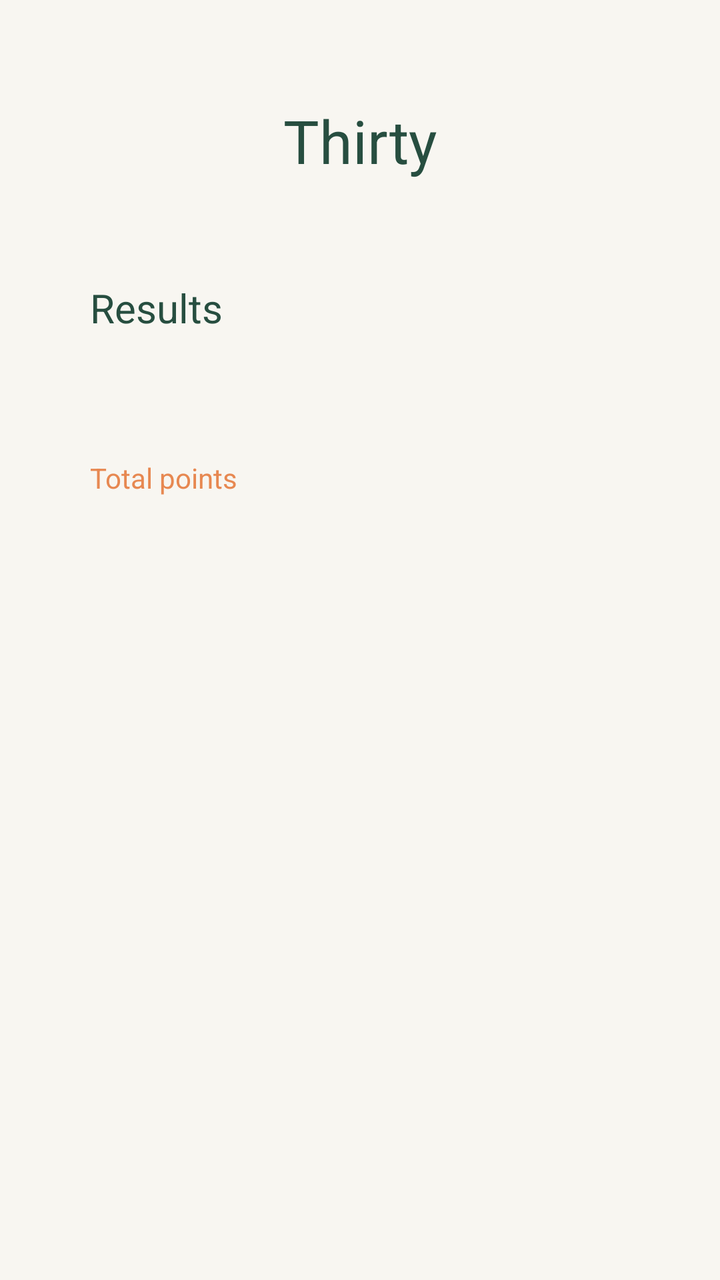
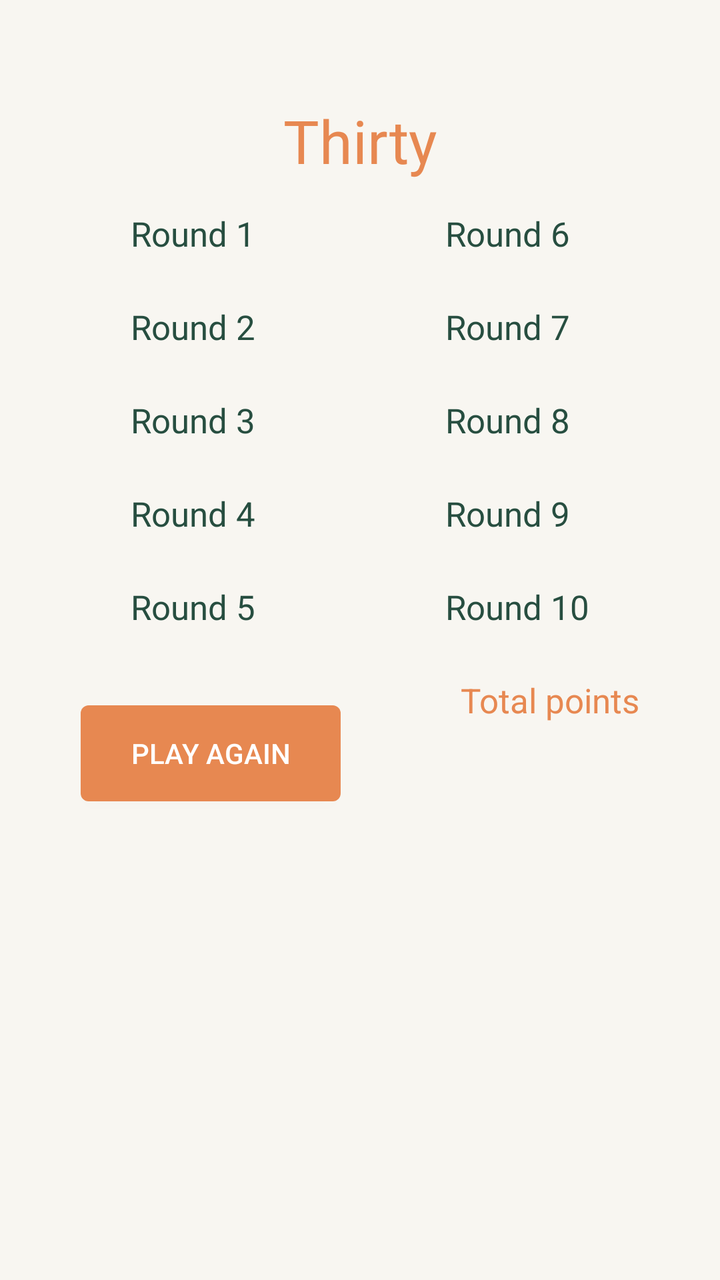

Screens rendered from an Android XML layout before and after an edit, with the pre-edit source and the edit as a unified diff.
<!-- AndroidManifest.xml: application theme Theme.Thirty -->
<!-- res/layout/activity_restults.xml -->
<?xml version="1.0" encoding="utf-8"?>
<androidx.constraintlayout.widget.ConstraintLayout xmlns:android="http://schemas.android.com/apk/res/android"
    xmlns:app="http://schemas.android.com/apk/res-auto"
    xmlns:tools="http://schemas.android.com/tools"
    android:layout_width="match_parent"
    android:layout_height="match_parent"
    tools:context=".RestultsActivity">

    <LinearLayout
        android:layout_width="match_parent"
        android:layout_height="match_parent"
        android:orientation="vertical"
        android:background="@color/background"
        android:id="@+id/root_layout">

        <TextView
            android:id="@+id/textView"
            android:layout_width="match_parent"
            android:layout_height="wrap_content"
            android:text="@string/app_name"
            android:textSize="30sp"
            android:gravity="center"
            android:textColor="#274E40"
            android:layout_marginTop="50dp"
            android:layout_marginStart="15dp"
            android:layout_marginEnd="15dp"
            android:layout_marginBottom="50dp"/>

        <TextView
            android:id="@+id/results_title"
            android:layout_width="wrap_content"
            android:layout_height="50dp"
            android:layout_marginBottom="20dp"
            android:layout_marginStart="45dp"
            android:layout_marginEnd="45dp"
            android:text="@string/results_title"
            android:textSize="20sp"
            android:textColor="#274E40"/>

        <TextView
            android:id="@+id/results_text_view"
            android:layout_width="wrap_content"
            android:layout_height="wrap_content"
            android:layout_marginStart="45dp"
            android:textColor="#274E40"
            android:textAlignment="viewEnd"/>

        <TextView
            android:id="@+id/total_title"
            android:layout_width="wrap_content"
            android:layout_height="wrap_content"
            android:layout_marginStart="45dp"
            android:text="@string/results_total"
            android:textColor="#E78851"/>
        <TextView
            android:id="@+id/total_points"
            android:layout_width="wrap_content"
            android:layout_height="wrap_content"
            android:layout_marginStart="45dp"
            android:textSize="40sp"
            android:textColor="#E78851"/>
    </LinearLayout>

</androidx.constraintlayout.widget.ConstraintLayout>
<!-- resources referenced by this layout -->
<resources>
  <color name="background">#FFF8F6F1</color>
  <string name="app_name">Thirty</string>
  <string name="results_title">Results</string>
  <string name="results_total">Total points</string>
  <style name="Theme.Thirty" parent="android:Theme.Material.Light.NoActionBar">
      </style>
</resources>

<!-- the commit's change to res/layout/activity_restults.xml (unified diff, before → after) -->
@@ -20,45 +20,287 @@
             android:text="@string/app_name"
             android:textSize="30sp"
             android:gravity="center"
-            android:textColor="#274E40"
+            android:textColor="#E78851"
             android:layout_marginTop="50dp"
             android:layout_marginStart="15dp"
             android:layout_marginEnd="15dp"
-            android:layout_marginBottom="50dp"/>
-
-        <TextView
-            android:id="@+id/results_title"
-            android:layout_width="wrap_content"
-            android:layout_height="50dp"
-            android:layout_marginBottom="20dp"
-            android:layout_marginStart="45dp"
-            android:layout_marginEnd="45dp"
-            android:text="@string/results_title"
-            android:textSize="20sp"
-            android:textColor="#274E40"/>
-
-        <TextView
-            android:id="@+id/results_text_view"
-            android:layout_width="wrap_content"
+            android:layout_marginBottom="15dp"/>
+
+        <TableLayout
+            android:layout_width="match_parent"
             android:layout_height="wrap_content"
-            android:layout_marginStart="45dp"
-            android:textColor="#274E40"
-            android:textAlignment="viewEnd"/>
-
-        <TextView
-            android:id="@+id/total_title"
-            android:layout_width="wrap_content"
+            android:orientation="horizontal">
+            <TableRow
+                android:gravity="center"
+                android:layout_marginBottom="5dp">
+                <LinearLayout
+                    android:layout_width="match_parent"
+                    android:layout_height="match_parent"
+                    android:orientation="vertical"
+                    android:layout_marginEnd="50dp">
+                    <TextView
+                        android:id="@+id/round1_title"
+                        android:layout_width="wrap_content"
+                        android:layout_height="wrap_content"
+                        android:textColor="#274E40"
+                        android:textSize="17sp"
+                        android:text="@string/round1"/>
+
+                    <TextView
+                        android:id="@+id/round1_data"
+                        android:layout_width="match_parent"
+                        android:layout_height="wrap_content"
+                        android:textAlignment="viewEnd"
+                        android:textColor="#274E40"/>
+                </LinearLayout>
+                <LinearLayout
+                    android:layout_width="match_parent"
+                    android:layout_height="match_parent"
+                    android:orientation="vertical"
+                    android:layout_marginStart="45dp">
+                    <TextView
+                        android:id="@+id/round6_title"
+                        android:layout_width="wrap_content"
+                        android:layout_height="wrap_content"
+                        android:textColor="#274E40"
+                        android:textSize="17sp"
+                        android:text="@string/round6"/>
+
+                    <TextView
+                        android:id="@+id/round6_data"
+                        android:layout_width="match_parent"
+                        android:layout_height="wrap_content"
+                        android:textAlignment="viewEnd"
+                        android:textColor="#274E40"/>
+                </LinearLayout>
+            </TableRow>
+
+            <TableRow
+                android:gravity="center"
+                android:layout_marginBottom="5dp">
+                <LinearLayout
+                    android:layout_width="match_parent"
+                    android:layout_height="match_parent"
+                    android:orientation="vertical"
+                    android:layout_marginEnd="50dp"
+                    >
+                    <TextView
+                        android:id="@+id/round2_title"
+                        android:layout_width="wrap_content"
+                        android:layout_height="wrap_content"
+                        android:textColor="#274E40"
+                        android:textSize="17sp"
+                        android:text="@string/round2"/>
+
+                    <TextView
+                        android:id="@+id/round2_data"
+                        android:layout_width="match_parent"
+                        android:layout_height="wrap_content"
+                        android:textAlignment="viewEnd"
+                        android:textColor="#274E40"/>
+                </LinearLayout>
+                <LinearLayout
+                    android:layout_width="match_parent"
+                    android:layout_height="match_parent"
+                    android:orientation="vertical"
+                    android:layout_marginStart="45dp">
+                    <TextView
+                        android:id="@+id/round7_title"
+                        android:layout_width="wrap_content"
+                        android:layout_height="wrap_content"
+                        android:textColor="#274E40"
+                        android:textSize="17sp"
+                        android:text="@string/round7"/>
+
+                    <TextView
+                        android:id="@+id/round7_data"
+                        android:layout_width="match_parent"
+                        android:layout_height="wrap_content"
+                        android:textAlignment="viewEnd"
+                        android:textColor="#274E40"/>
+                </LinearLayout>
+            </TableRow>
+
+            <TableRow
+                android:gravity="center"
+                android:layout_marginBottom="5dp">
+                <LinearLayout
+                    android:layout_width="match_parent"
+                    android:layout_height="match_parent"
+                    android:orientation="vertical"
+                    android:layout_marginEnd="50dp"
+                    >
+                    <TextView
+                        android:id="@+id/round3_title"
+                        android:layout_width="wrap_content"
+                        android:layout_height="wrap_content"
+                        android:textColor="#274E40"
+                        android:textSize="17sp"
+                        android:text="@string/round3"/>
+
+                    <TextView
+                        android:id="@+id/round3_data"
+                        android:layout_width="match_parent"
+                        android:layout_height="wrap_content"
+                        android:textAlignment="viewEnd"
+                        android:textColor="#274E40"/>
+                </LinearLayout>
+                <LinearLayout
+                    android:layout_width="match_parent"
+                    android:layout_height="match_parent"
+                    android:orientation="vertical"
+                    android:layout_marginStart="45dp">
+                    <TextView
+                        android:id="@+id/round8_title"
+                        android:layout_width="wrap_content"
+                        android:layout_height="wrap_content"
+                        android:textColor="#274E40"
+                        android:textSize="17sp"
+                        android:text="@string/round8"/>
+
+                    <TextView
+                        android:id="@+id/round8_data"
+                        android:layout_width="match_parent"
+                        android:layout_height="wrap_content"
+                        android:textAlignment="viewEnd"
+                        android:textColor="#274E40"/>
+                </LinearLayout>
+            </TableRow>
+
+            <TableRow
+                android:gravity="center"
+                android:layout_marginBottom="5dp">
+                <LinearLayout
+                    android:layout_width="match_parent"
+                    android:layout_height="match_parent"
+                    android:orientation="vertical"
+                    android:layout_marginEnd="50dp"
+                    >
+                    <TextView
+                        android:id="@+id/round4_title"
+                        android:layout_width="wrap_content"
+                        android:layout_height="wrap_content"
+                        android:textColor="#274E40"
+                        android:textSize="17sp"
+                        android:text="@string/round4"/>
+
+                    <TextView
+                        android:id="@+id/round4_data"
+                        android:layout_width="match_parent"
+                        android:layout_height="wrap_content"
+                        android:textAlignment="viewEnd"
+                        android:textColor="#274E40"/>
+                </LinearLayout>
+                <LinearLayout
+                    android:layout_width="match_parent"
+                    android:layout_height="match_parent"
+                    android:orientation="vertical"
+                    android:layout_marginStart="45dp">
+                    <TextView
+                        android:id="@+id/round9_title"
+                        android:layout_width="wrap_content"
+                        android:layout_height="wrap_content"
+                        android:textColor="#274E40"
+                        android:textSize="17sp"
+                        android:text="@string/round9"/>
+
+                    <TextView
+                        android:id="@+id/round9_data"
+                        android:layout_width="match_parent"
+                        android:layout_height="wrap_content"
+                        android:textAlignment="viewEnd"
+                        android:textColor="#274E40"/>
+                </LinearLayout>
+            </TableRow>
+
+            <TableRow
+                android:gravity="center"
+                android:layout_marginBottom="5dp">
+                <LinearLayout
+                    android:layout_width="match_parent"
+                    android:layout_height="match_parent"
+                    android:orientation="vertical"
+                    android:layout_marginEnd="50dp"
+                    >
+                    <TextView
+                        android:id="@+id/round5_title"
+                        android:layout_width="wrap_content"
+                        android:layout_height="wrap_content"
+                        android:textColor="#274E40"
+                        android:textSize="17sp"
+                        android:text="@string/round5"/>
+
+                    <TextView
+                        android:id="@+id/round5_data"
+                        android:layout_width="match_parent"
+                        android:layout_height="wrap_content"
+                        android:textAlignment="viewEnd"
+                        android:textColor="#274E40"/>
+                </LinearLayout>
+                <LinearLayout
+                    android:layout_width="match_parent"
+                    android:layout_height="match_parent"
+                    android:orientation="vertical"
+                    android:layout_marginStart="45dp">
+                    <TextView
+                        android:id="@+id/round10_title"
+                        android:layout_width="wrap_content"
+                        android:layout_height="wrap_content"
+                        android:textColor="#274E40"
+                        android:textSize="17sp"
+                        android:text="@string/round10"/>
+
+                    <TextView
+                        android:id="@+id/round10_data"
+                        android:layout_width="match_parent"
+                        android:layout_height="wrap_content"
+                        android:textAlignment="viewEnd"
+                        android:textColor="#274E40"/>
+                </LinearLayout>
+            </TableRow>
+        </TableLayout>
+
+
+
+
+        <LinearLayout
+            android:layout_width="match_parent"
             android:layout_height="wrap_content"
-            android:layout_marginStart="45dp"
-            android:text="@string/results_total"
-            android:textColor="#E78851"/>
-        <TextView
-            android:id="@+id/total_points"
-            android:layout_width="wrap_content"
-            android:layout_height="wrap_content"
-            android:layout_marginStart="45dp"
-            android:textSize="40sp"
-            android:textColor="#E78851"/>
+            android:orientation="horizontal"
+            android:gravity="center">
+
+            <Button
+                android:id="@+id/restart_button"
+                android:layout_height="wrap_content"
+                android:layout_width="130dp"
+                android:layout_gravity="center"
+                android:background="@drawable/button_shape"
+                android:gravity="center"
+                android:text="@string/restart_game"
+                android:textColor="@color/white"
+                android:layout_marginEnd="60dp"/>
+
+            <LinearLayout
+                android:layout_width="wrap_content"
+                android:layout_height="wrap_content"
+                android:orientation="vertical">
+                <TextView
+                    android:id="@+id/total_title"
+                    android:layout_width="wrap_content"
+                    android:layout_height="wrap_content"
+                    android:layout_gravity="end"
+                    android:text="@string/results_total"
+                    android:textSize="17sp"
+                    android:textColor="#E78851"/>
+                <TextView
+                    android:id="@+id/total_points"
+                    android:layout_width="wrap_content"
+                    android:layout_height="wrap_content"
+                    android:layout_gravity="end"
+                    android:textSize="40sp"
+                    android:textColor="#E78851"/>
+            </LinearLayout>
+        </LinearLayout>
     </LinearLayout>
 
 </androidx.constraintlayout.widget.ConstraintLayout>
<!-- resource entries referenced after the edit -->
@@ -1,10 +1,33 @@
 <!-- resources referenced by this layout -->
 <resources>
   <color name="background">#FFF8F6F1</color>
+  <color name="white">#FFFFFFFF</color>
+  <!-- drawable button_shape (drawable) -->
+  <shape xmlns:android="http://schemas.android.com/apk/res/android"
+      android:shape="rectangle" >
+      <solid
+          android:color="@color/button" />
+  
+  
+  
+      <corners
+          android:radius="4dp" />
+  </shape>
   <string name="app_name">Thirty</string>
-  <string name="results_title">Results</string>
+  <string name="restart_game">Play Again</string>
   <string name="results_total">Total points</string>
+  <string name="round1">Round 1</string>
+  <string name="round10">Round 10</string>
+  <string name="round2">Round 2</string>
+  <string name="round3">Round 3</string>
+  <string name="round4">Round 4</string>
+  <string name="round5">Round 5</string>
+  <string name="round6">Round 6</string>
+  <string name="round7">Round 7</string>
+  <string name="round8">Round 8</string>
+  <string name="round9">Round 9</string>
   <style name="Theme.Thirty" parent="android:Theme.Material.Light.NoActionBar">
       </style>
+  <color name="button">#FFE78851</color>
 </resources>
 
